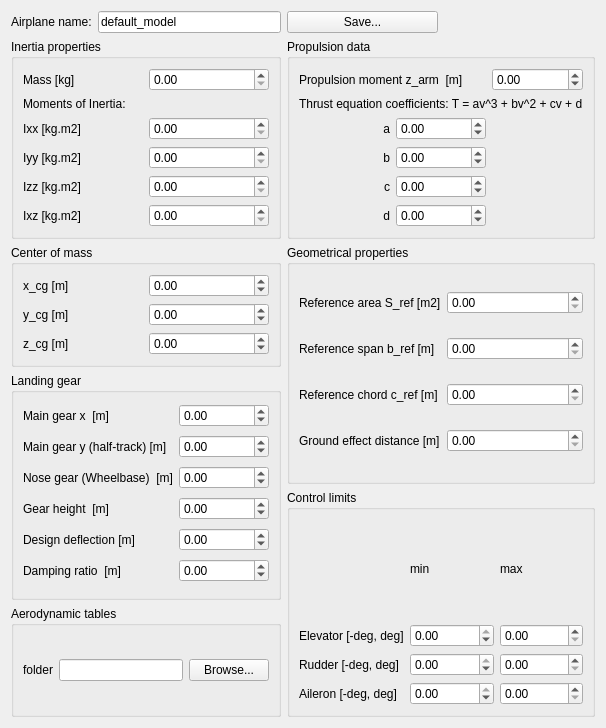
Above: gui/newaircraft.ui from joaohercilio/Flight-Simulator before the change. Below: the same form after it.
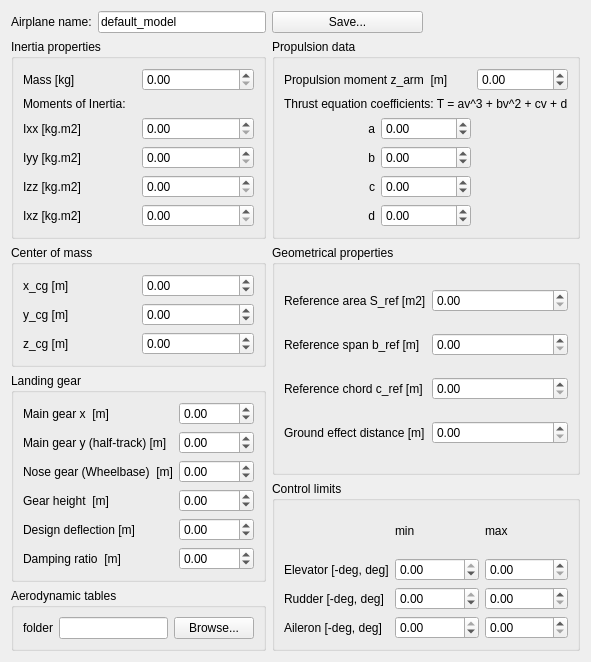
That is the form after the change.

What changed in the file:
```diff
--- a/gui/newaircraft.ui
+++ b/gui/newaircraft.ui
@@ -6,8 +6,8 @@
    <rect>
     <x>0</x>
     <y>0</y>
-    <width>606</width>
-    <height>728</height>
+    <width>587</width>
+    <height>658</height>
    </rect>
   </property>
   <property name="windowTitle">
```
